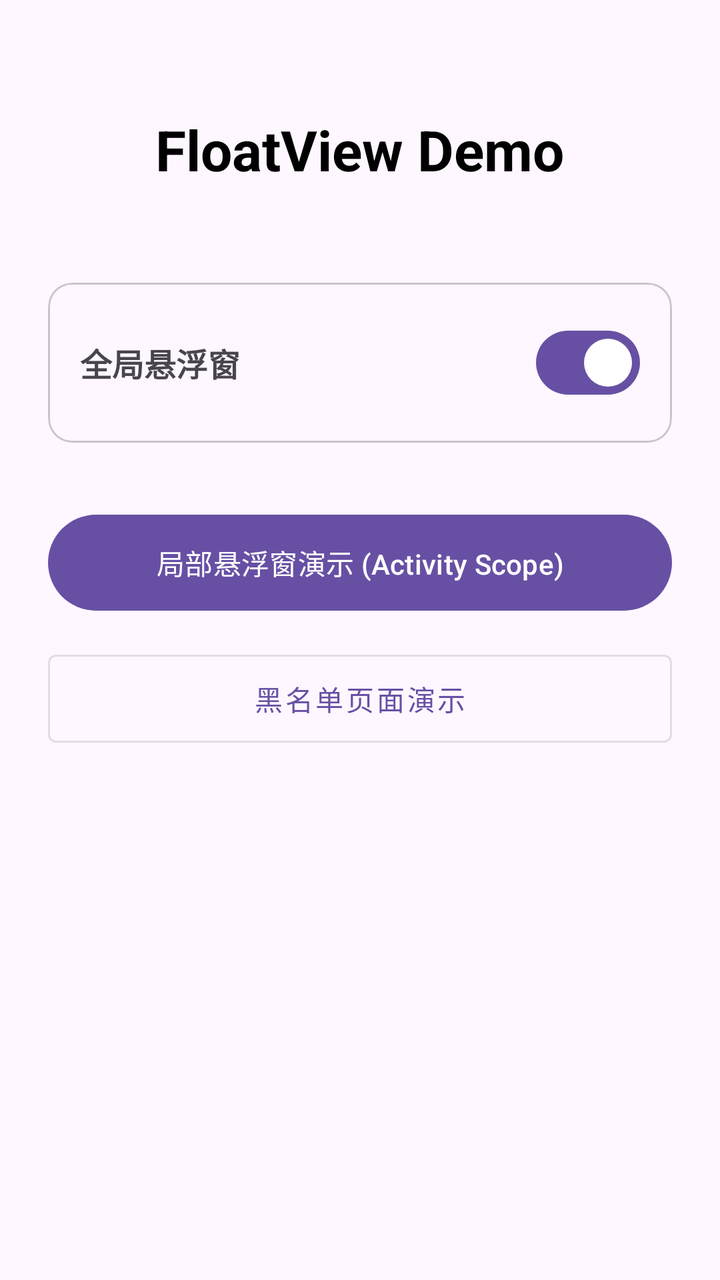
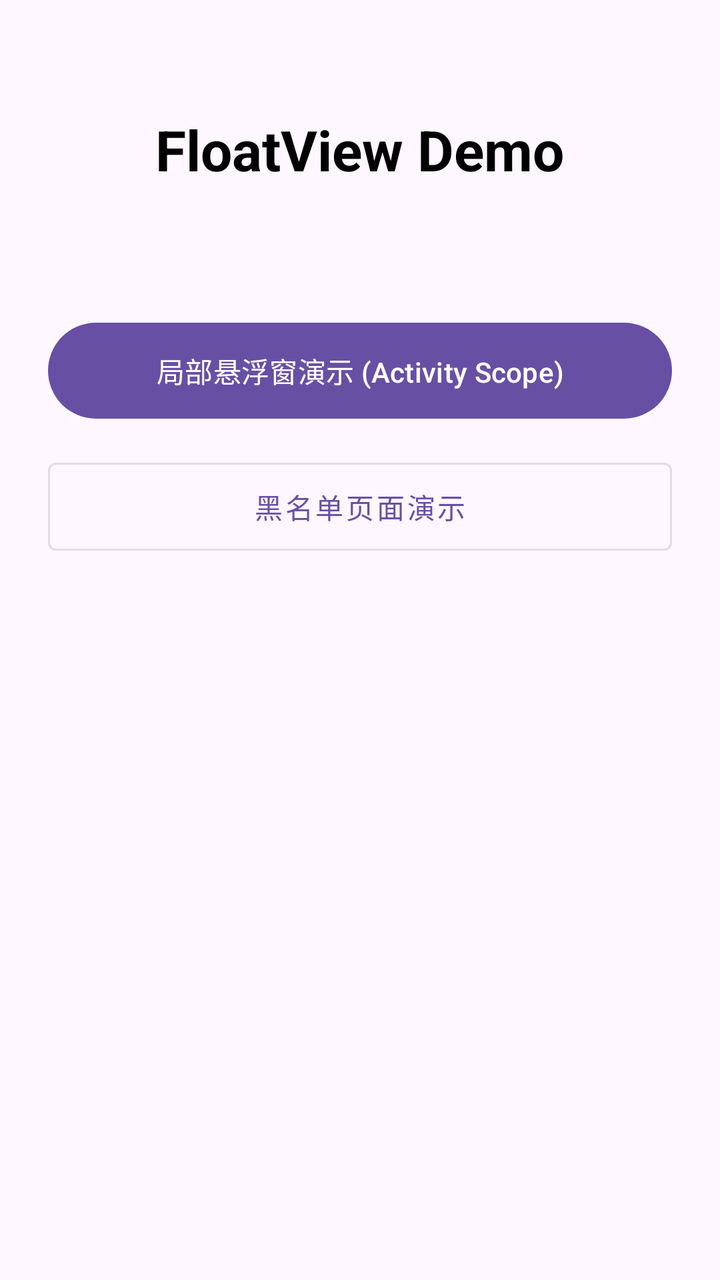

Screens rendered from an Android XML layout before and after an edit, with the pre-edit source and the edit as a unified diff.
<!-- AndroidManifest.xml: application theme Theme.Floatview -->
<!-- res/layout/activity_main.xml -->
<?xml version="1.0" encoding="utf-8"?>
<LinearLayout xmlns:android="http://schemas.android.com/apk/res/android"
    xmlns:tools="http://schemas.android.com/tools"
    android:id="@+id/main"
    android:layout_width="match_parent"
    android:layout_height="match_parent"
    android:gravity="center_horizontal"
    android:orientation="vertical"
    android:padding="24dp"
    tools:context=".MainActivity">

    <TextView
        android:layout_width="wrap_content"
        android:layout_height="wrap_content"
        android:layout_marginBottom="48dp"
        android:layout_marginTop="32dp"
        android:text="FloatView Demo"
        android:textColor="@android:color/black"
        android:textSize="28sp"
        android:textStyle="bold" />

    <com.google.android.material.card.MaterialCardView
        android:layout_width="match_parent"
        android:layout_height="wrap_content"
        android:layout_marginBottom="16dp">

        <LinearLayout
            android:layout_width="match_parent"
            android:layout_height="wrap_content"
            android:gravity="center_vertical"
            android:padding="16dp">

            <TextView
                android:layout_width="0dp"
                android:layout_height="wrap_content"
                android:layout_weight="1"
                android:text="全局悬浮窗"
                android:textSize="16sp"
                android:textStyle="bold" />

            <com.google.android.material.materialswitch.MaterialSwitch
                android:id="@+id/switch_global_float"
                android:layout_width="wrap_content"
                android:layout_height="wrap_content"
                android:checked="true" />
        </LinearLayout>

    </com.google.android.material.card.MaterialCardView>

    <Button
        android:id="@+id/btn_open_second"
        android:layout_width="match_parent"
        android:layout_height="56dp"
        android:layout_marginTop="16dp"
        android:text="局部悬浮窗演示 (Activity Scope)" />

    <Button
        android:id="@+id/btn_open_blacklist"
        style="@style/Widget.MaterialComponents.Button.OutlinedButton"
        android:layout_width="match_parent"
        android:layout_height="56dp"
        android:layout_marginTop="12dp"
        android:text="黑名单页面演示" />

</LinearLayout>
<!-- resources referenced by this layout -->
<resources>
  <style name="Theme.Floatview" parent="Base.Theme.Floatview" />
  <style name="Base.Theme.Floatview" parent="Theme.Material3.Light.NoActionBar">
          
          
      </style>
</resources>

<!-- the commit's change to res/layout/activity_main.xml (unified diff, before → after) -->
@@ -12,40 +12,13 @@
     <TextView
         android:layout_width="wrap_content"
         android:layout_height="wrap_content"
+        android:layout_marginTop="32dp"
         android:layout_marginBottom="48dp"
-        android:layout_marginTop="32dp"
         android:text="FloatView Demo"
         android:textColor="@android:color/black"
         android:textSize="28sp"
         android:textStyle="bold" />
 
-    <com.google.android.material.card.MaterialCardView
-        android:layout_width="match_parent"
-        android:layout_height="wrap_content"
-        android:layout_marginBottom="16dp">
-
-        <LinearLayout
-            android:layout_width="match_parent"
-            android:layout_height="wrap_content"
-            android:gravity="center_vertical"
-            android:padding="16dp">
-
-            <TextView
-                android:layout_width="0dp"
-                android:layout_height="wrap_content"
-                android:layout_weight="1"
-                android:text="全局悬浮窗"
-                android:textSize="16sp"
-                android:textStyle="bold" />
-
-            <com.google.android.material.materialswitch.MaterialSwitch
-                android:id="@+id/switch_global_float"
-                android:layout_width="wrap_content"
-                android:layout_height="wrap_content"
-                android:checked="true" />
-        </LinearLayout>
-
-    </com.google.android.material.card.MaterialCardView>
 
     <Button
         android:id="@+id/btn_open_second"
